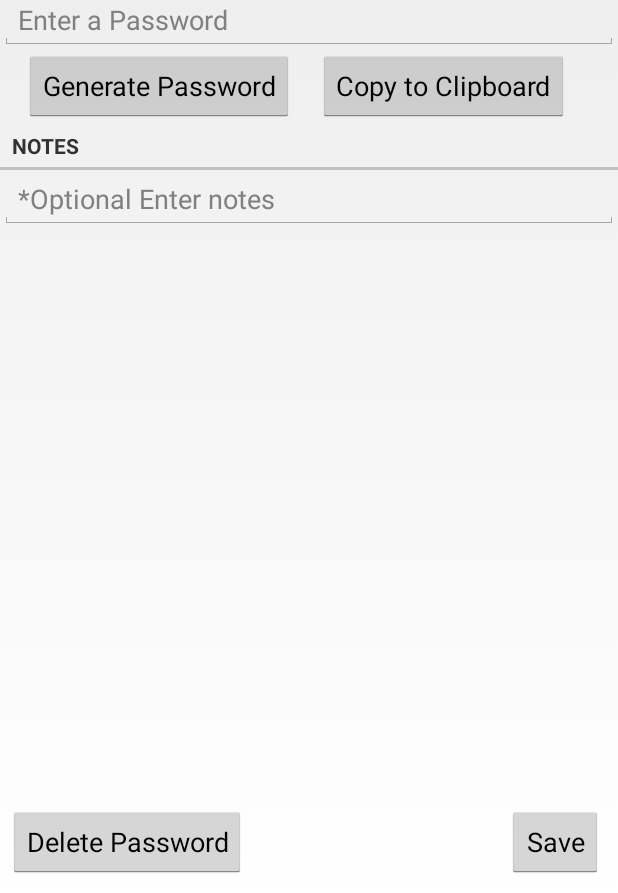
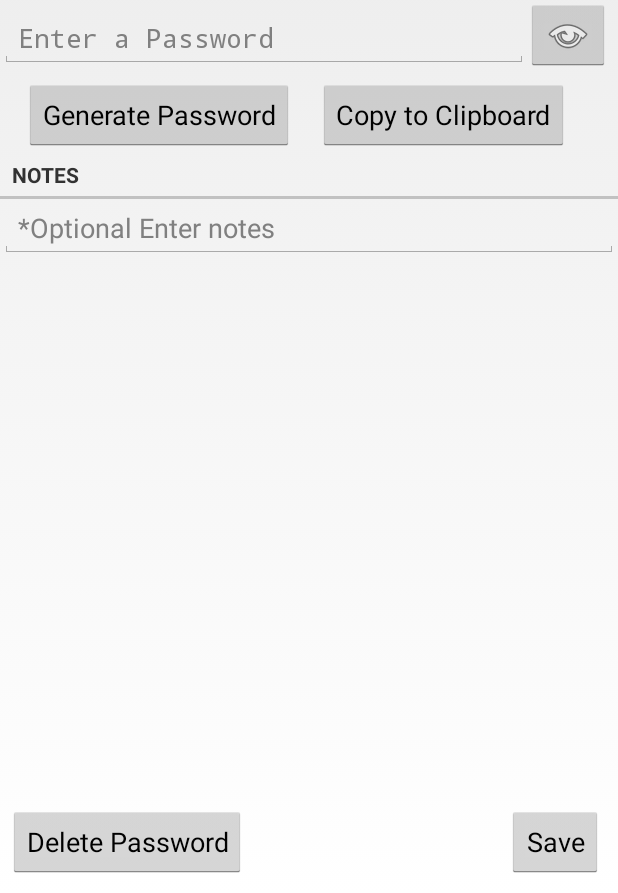
Before and after one commit to javaPhil/PasswordSafe, an Android app: the screen it shows after launch (PasswordPagerActivity), after a tap on "New Password", on a phone screen of 412 x 824 dp, the part 343-1236 px from its top. Run offline under Robolectric (Android 15) with nearby library versions, the phone set to English and light mode, and no system bars.

Commit message:
Bug fixes and password field modifications

```diff
--- a/mobile/src/main/java/com/pwhitman/neonpasswordsafe/PasswordFragment.java
+++ b/mobile/src/main/java/com/pwhitman/neonpasswordsafe/PasswordFragment.java
@@ -11,6 +11,7 @@ import android.os.Bundle;
 import android.support.v4.app.Fragment;
 import android.support.v4.app.NavUtils;
 import android.text.Editable;
+import android.text.InputType;
 import android.text.TextWatcher;
 import android.util.Log;
 import android.view.LayoutInflater;
@@ -19,6 +20,7 @@ import android.view.View;
 import android.view.ViewGroup;
 import android.widget.Button;
 import android.widget.EditText;
+import android.widget.ImageButton;
 import android.widget.Toast;
 
 import java.util.UUID;
@@ -39,6 +41,7 @@ public class PasswordFragment extends Fragment {
     private Button mDeleteBtn;
     private Button mSaveBtn;
     private Button mCopyBtn;
+    private ImageButton mShowHideBtn;
 
 
     /**
@@ -132,6 +135,7 @@ public class PasswordFragment extends Fragment {
 
 
         mPasswordField = (EditText)v.findViewById(R.id.password_pass);
+        mPasswordField.setInputType(InputType.TYPE_CLASS_TEXT | InputType.TYPE_TEXT_VARIATION_PASSWORD);
         if(mPassword.getPass() == null || mPassword.getPass().trim().isEmpty()){
             mPasswordField.setText("");
         }else{
@@ -154,6 +158,20 @@ public class PasswordFragment extends Fragment {
             @Override
             public void afterTextChanged(Editable s) {
 
+            }
+        });
+
+        mShowHideBtn = (ImageButton)v.findViewById(R.id.show_hide_btn);
+        mShowHideBtn.setOnClickListener(new View.OnClickListener() {
+            @Override
+            public void onClick(View v) {
+                int inputType = mPasswordField.getInputType();
+                Log.i("INPUT TYPE: ",  Integer.toString(inputType));
+                if(inputType == InputType.TYPE_CLASS_TEXT + InputType.TYPE_TEXT_VARIATION_PASSWORD){
+                    mPasswordField.setInputType(InputType.TYPE_CLASS_TEXT | InputType.TYPE_TEXT_VARIATION_VISIBLE_PASSWORD);
+                }else{
+                    mPasswordField.setInputType(InputType.TYPE_CLASS_TEXT | InputType.TYPE_TEXT_VARIATION_PASSWORD);
+                }
             }
         });
 
@@ -249,6 +267,7 @@ public class PasswordFragment extends Fragment {
                         Intent intent = new Intent(getActivity(), PasswordListActivity.class);
                         intent.setFlags(Intent.FLAG_ACTIVITY_CLEAR_TOP);
                         startActivity(intent);
+                        Toast.makeText(getActivity(), R.string.toast_password_deleted, Toast.LENGTH_LONG).show();
                     }
                 });
                 builder.setNegativeButton(android.R.string.no, new DialogInterface.OnClickListener() {
@@ -260,7 +279,7 @@ public class PasswordFragment extends Fragment {
                 builder.setIcon(android.R.drawable.ic_dialog_alert);
                 AlertDialog alert = builder.create();
                 alert.show();
-                Toast.makeText(getActivity(),R.string.toast_password_deleted, Toast.LENGTH_LONG).show();
+
 
             }
         });
--- a/mobile/src/main/res/layout-land/fragment_password.xml
+++ b/mobile/src/main/res/layout-land/fragment_password.xml
@@ -33,11 +33,25 @@
         android:layout_height="wrap_content"
         android:text="@string/password_text"
         style="?android:listSeparatorTextViewStyle"/>
-    <EditText
+    <RelativeLayout
         android:layout_width="match_parent"
-        android:layout_height="wrap_content"
-        android:id="@+id/password_pass"
-        android:hint="@string/password_hint"/>
+        android:layout_height="wrap_content">
+        <EditText
+            android:layout_width="match_parent"
+            android:layout_height="wrap_content"
+            android:layout_marginRight="60dp"
+            android:id="@+id/password_pass"
+            android:hint="@string/password_hint"
+            android:inputType="textPassword"
+            android:layout_marginTop="12dp" />
+        <ImageButton
+            android:layout_width="wrap_content"
+            android:layout_height="wrap_content"
+            android:id="@+id/show_hide_btn"
+            android:src="@android:drawable/ic_menu_view"
+            android:layout_alignParentRight="true"
+            android:layout_margin="5dp"/>
+    </RelativeLayout>
     <LinearLayout
         android:layout_width="match_parent"
         android:layout_height="wrap_content">
--- a/mobile/src/main/res/layout/fragment_password.xml
+++ b/mobile/src/main/res/layout/fragment_password.xml
@@ -28,11 +28,26 @@
         android:layout_height="wrap_content"
         android:text="@string/password_text"
         style="?android:listSeparatorTextViewStyle"/>
-    <EditText
+    <RelativeLayout
         android:layout_width="match_parent"
-        android:layout_height="wrap_content"
-        android:id="@+id/password_pass"
-        android:hint="@string/password_hint"/>
+        android:layout_height="wrap_content">
+        <EditText
+            android:layout_width="match_parent"
+            android:layout_height="wrap_content"
+            android:layout_marginRight="60dp"
+            android:id="@+id/password_pass"
+            android:hint="@string/password_hint"
+            android:inputType="textPassword"
+            android:layout_marginTop="12dp" />
+        <ImageButton
+            android:layout_width="wrap_content"
+            android:layout_height="wrap_content"
+            android:id="@+id/show_hide_btn"
+            android:src="@android:drawable/ic_menu_view"
+            android:layout_alignParentRight="true"
+            android:layout_margin="5dp"/>
+    </RelativeLayout>
+
     <LinearLayout
         android:layout_width="match_parent"
         android:layout_height="wrap_content">
```
